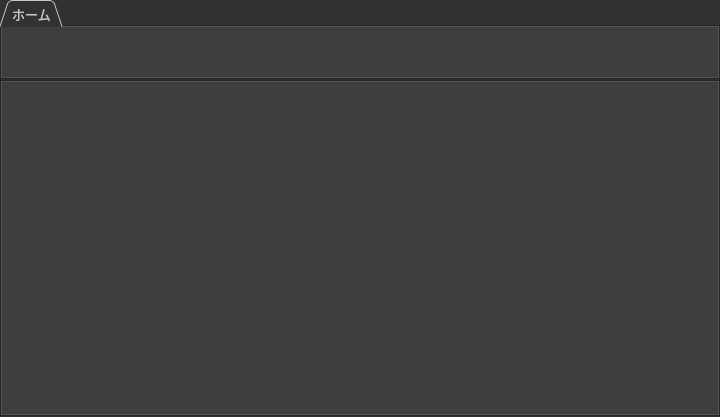
Qt form MetaTools/src/main/mainwindow.ui (yatagai/MetaTools) before a commit.
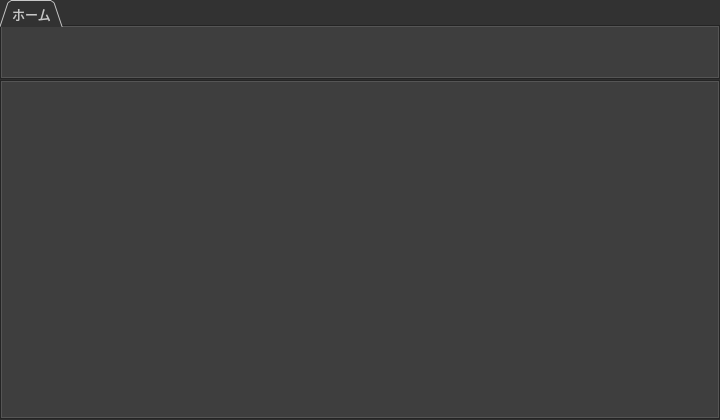
The same form after that commit. Icons and pictures are not drawn.

```diff
--- a/MetaTools/src/main/mainwindow.ui
+++ b/MetaTools/src/main/mainwindow.ui
@@ -10,7 +10,7 @@
     <x>0</x>
     <y>0</y>
     <width>720</width>
-    <height>417</height>
+    <height>420</height>
    </rect>
   </property>
   <property name="sizePolicy">
@@ -19,6 +19,12 @@
     <verstretch>0</verstretch>
    </sizepolicy>
   </property>
+  <property name="minimumSize">
+   <size>
+    <width>720</width>
+    <height>420</height>
+   </size>
+  </property>
   <property name="palette">
    <palette>
     <active>
```
